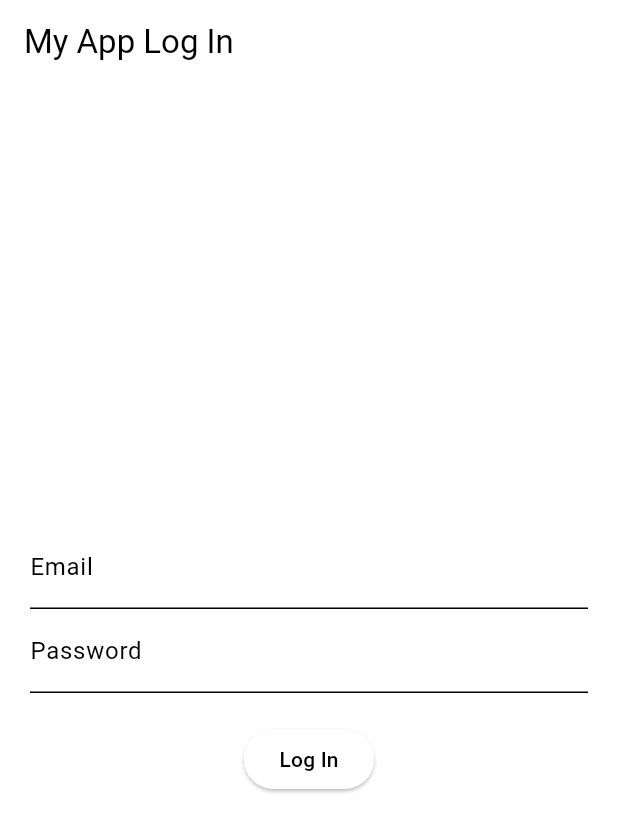
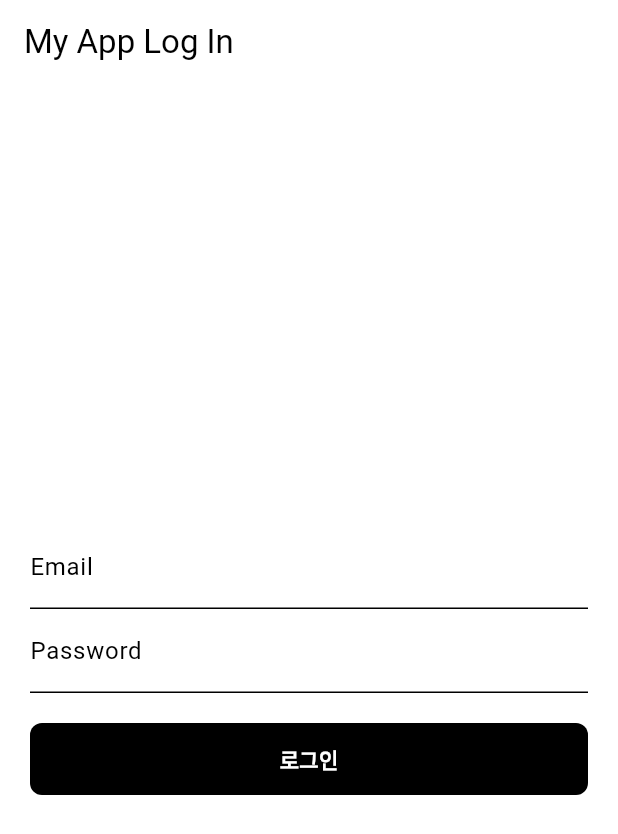
Before and after one commit to pomodak/pomodak-flutter, a Flutter app: the screen it shows after launch, on a phone screen of 412 x 824 dp. Shown: the top 834 px of the screen. Run offline on Flutter 3.47's test engine with Material 3 defaults, Android fonts, the phone set to English and light mode, and no system bars; our stand-ins replace another_flushbar, awesome_bottom_bar, flutter_dotenv, flutter_secure_storage, fluttertoast, go_router and 3 more; accounts and stored records are empty.

Commit message:
Add button widget for consistent UI

```diff
--- a/lib/views/screens/login_page.dart
+++ b/lib/views/screens/login_page.dart
@@ -1,6 +1,7 @@
 import 'package:flutter/material.dart';
 import 'package:pomodak/router/route_utils.dart';
 import 'package:pomodak/view_models/auth_view_model.dart';
+import 'package:pomodak/views/widgets/button.dart';
 import 'package:provider/provider.dart';
 
 class LogInPage extends StatefulWidget {
@@ -54,7 +55,7 @@ class _LogInPageState extends State<LogInPage> {
 
   @override
   Widget build(BuildContext context) {
-    final emailLoginViewModel = Provider.of<AuthViewModel>(context);
+    final authViewModel = Provider.of<AuthViewModel>(context);
     return Scaffold(
       appBar: AppBar(
         title: Text(AppPage.login.toTitle),
@@ -79,21 +80,18 @@ class _LogInPageState extends State<LogInPage> {
                   onSaved: (value) => _password = value!,
                 ),
                 const SizedBox(height: 20),
-                ElevatedButton(
-                  onPressed: () {
+                Button(
+                  text: "로그인",
+                  isLoading: authViewModel.loading,
+                  onTap: () {
                     if (!_formKey.currentState!.validate()) return;
                     _formKey.currentState!.save();
-                    emailLoginViewModel.emailLogin(
+                    authViewModel.emailLogin(
                       context,
                       email: _email,
                       password: _password,
                     );
                   },
-                  child: emailLoginViewModel.loading
-                      ? const CircularProgressIndicator(
-                          color: Colors.black,
-                        )
-                      : const Text('Log In'),
                 ),
               ],
             ),
--- /dev/null
+++ b/lib/views/widgets/button.dart
@@ -0,0 +1,63 @@
+import 'package:flutter/material.dart';
+
+class Button extends StatelessWidget {
+  final String text;
+  final bool isLoading;
+  final VoidCallback onTap;
+  final Color backgroundColor;
+  final Color textColor;
+  final IconData? icon;
+
+  const Button({
+    super.key,
+    required this.text,
+    this.isLoading = false,
+    required this.onTap,
+    this.backgroundColor = Colors.black,
+    this.textColor = Colors.white,
+    this.icon,
+  });
+
+  @override
+  Widget build(BuildContext context) {
+    return GestureDetector(
+      onTap: isLoading ? null : onTap,
+      child: Container(
+        padding: const EdgeInsets.symmetric(vertical: 14.0),
+        alignment: Alignment.center,
+        decoration: BoxDecoration(
+          color: isLoading ? Colors.grey : backgroundColor, // 로딩 중이면 회색
+          borderRadius: BorderRadius.circular(8.0),
+        ),
+        child: isLoading
+            ? SizedBox(
+                width: 24,
+                height: 24,
+                child: CircularProgressIndicator(
+                  valueColor: AlwaysStoppedAnimation<Color>(
+                    textColor,
+                  ),
+                  strokeWidth: 2,
+                ),
+              )
+            : Row(
+                mainAxisAlignment: MainAxisAlignment.center,
+                children: [
+                  if (icon != null) ...[
+                    Icon(icon, color: textColor),
+                    const SizedBox(width: 8.0),
+                  ],
+                  Text(
+                    text,
+                    style: const TextStyle(
+                      color: Colors.white,
+                      fontSize: 14,
+                      fontWeight: FontWeight.bold,
+                    ),
+                  ),
+                ],
+              ),
+      ),
+    );
+  }
+}
```
